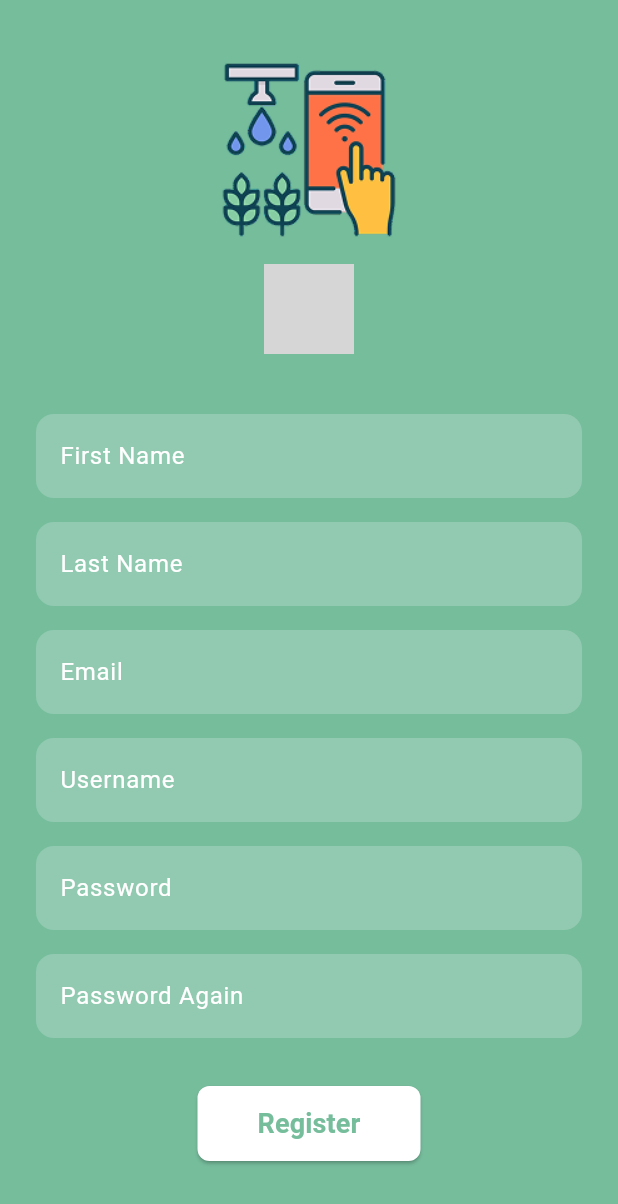
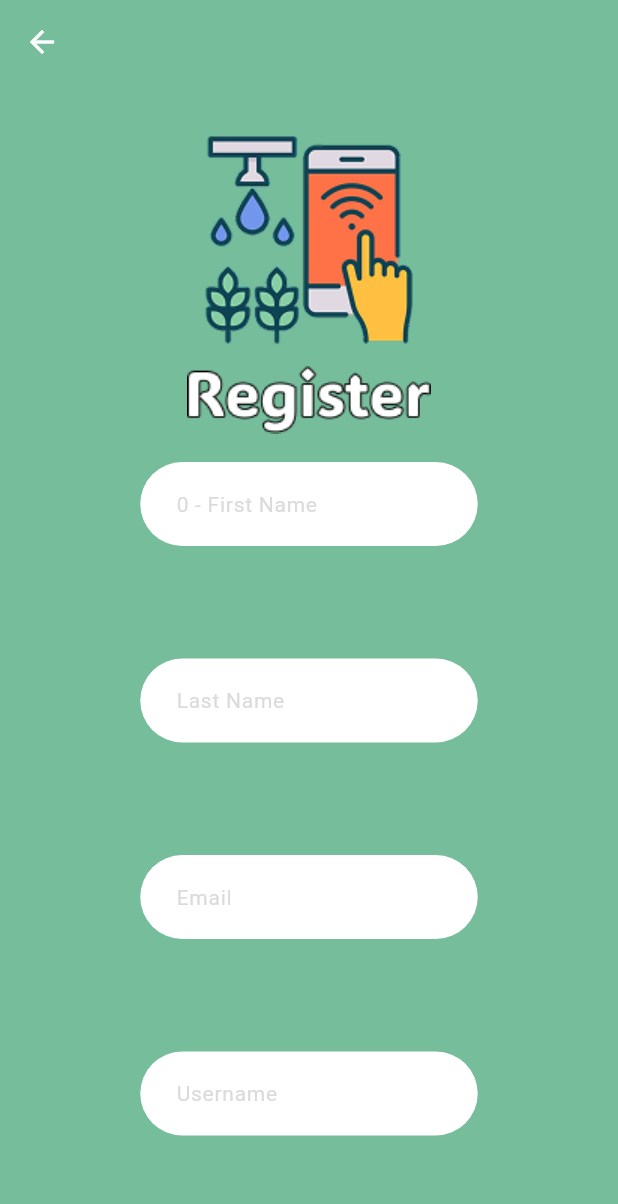
Before and after one commit to DongTrainDevL/flutter-IoT, a Flutter app: the CreatedAccountPage screen opened directly, on a phone screen of 412 x 824 dp. Shown: the top 1204 px of the screen. Run offline on Flutter 3.47's test engine with Material 3 defaults, Android fonts, the phone set to English and light mode, and no system bars; grey boxes are pictures that could not be loaded.

```diff
--- a/lib/Pages/CreateAccount.dart
+++ b/lib/Pages/CreateAccount.dart
@@ -5,49 +5,75 @@ class CreatedAccountPage extends StatelessWidget {
 
   @override
   Widget build(BuildContext context) {
+    final List<String> inputLabels = [
+      '0 - First Name',
+      'Last Name',
+      'Email',
+      'Username',
+      'Password',
+      'Password Again',
+    ];
+
     return Scaffold(
       backgroundColor: const Color(0xFF76BD9C),
+      appBar: AppBar(
+        backgroundColor: Colors.transparent,
+        elevation: 0,
+        leading: IconButton(
+          icon: const Icon(Icons.arrow_back, color: Colors.white),
+          onPressed: () => Navigator.pop(context),
+        ),
+      ),
       body: SafeArea(
+        child: Center(
           child: SingleChildScrollView(
-          padding: const EdgeInsets.symmetric(horizontal: 24.0, vertical: 16.0),
+            padding: EdgeInsets.only(
+              top: 16,
+              bottom: MediaQuery.of(context).viewInsets.bottom + 16,
+            ),
             child: Column(
-            crossAxisAlignment: CrossAxisAlignment.center,
+              mainAxisSize: MainAxisSize.min,
               children: [
-              const SizedBox(height: 24),
+                const SizedBox(height: 16),
 
-              // รูป Register.png
                 Image.asset(
                   'assets/icons/Register.png',
-                height: 120,
+                  width: 144,
+                  height: 144,
+                  fit: BoxFit.contain,
+                ),
+
+                const SizedBox(height: 12),
+
+                Image.asset(
+                  'assets/icons/registerlogotext.png',
+                  width: 266,
+                  height: 45,
+                  fit: BoxFit.contain,
                 ),
 
                 const SizedBox(height: 16),
 
-              // รูป Text.png
-              Image.asset(
-                'assets/icons/Register-text.png',
-                height: 60,
-              ),
+                // Input Fields
+                ...inputLabels.map((label) {
+                  return _buildTextField(
+                    label: label,
+                    obscureText: label.toLowerCase().contains('password'),
+                    keyboardType: label == 'Email' ? TextInputType.emailAddress : TextInputType.text,
+                  );
+                }).toList(),
 
-              const SizedBox(height: 32),
+                const SizedBox(height: 16),
 
-              // Input fields
-              _buildTextField(label: 'First Name'),
-              _buildTextField(label: 'Last Name'),
-              _buildTextField(label: 'Email', keyboardType: TextInputType.emailAddress),
-              _buildTextField(label: 'Username'),
-              _buildTextField(label: 'Password', obscureText: true),
-              _buildTextField(label: 'Password Again', obscureText: true),
-
-              const SizedBox(height: 24),
-
-              // Register button
-              ElevatedButton(
+                // Register Button
+                SizedBox(
+                  width: 149,
+                  height: 36,
+                  child: ElevatedButton(
                     style: ElevatedButton.styleFrom(
                       backgroundColor: Colors.white,
-                  padding: const EdgeInsets.symmetric(horizontal: 40, vertical: 12),
                       shape: RoundedRectangleBorder(
-                    borderRadius: BorderRadius.circular(8),
+                        borderRadius: BorderRadius.circular(60),
                       ),
                     ),
                     onPressed: () {
@@ -57,12 +83,16 @@ class CreatedAccountPage extends StatelessWidget {
                       'Register',
                       style: TextStyle(
                         color: Color(0xFF76BD9C),
-                    fontSize: 18,
+                        fontSize: 16,
                         fontWeight: FontWeight.bold,
                       ),
                     ),
                   ),
+                ),
+
+                const SizedBox(height: 16),
               ],
+            ),
           ),
         ),
       ),
@@ -75,21 +105,33 @@ class CreatedAccountPage extends StatelessWidget {
     TextInputType keyboardType = TextInputType.text,
   }) {
     return Padding(
-      padding: const EdgeInsets.symmetric(vertical: 8.0),
+      padding: const EdgeInsets.symmetric(vertical: 3.0), // รวมให้แน่นขึ้น
+      child: SizedBox(
+        width: 225,
+        height: 125,
         child: TextField(
           obscureText: obscureText,
           keyboardType: keyboardType,
           decoration: InputDecoration(
-          labelText: label,
-          labelStyle: const TextStyle(color: Color.fromARGB(255, 255, 255, 255)),
+            hintText: label,
+            hintStyle: const TextStyle(
+              color: Color(0xFFDBDBDB),
+              fontSize: 14,
+              fontWeight: FontWeight.normal,
+            ),
             filled: true,
-          fillColor: Colors.white.withOpacity(0.2),
+            fillColor: Colors.white,
             border: OutlineInputBorder(
-            borderRadius: BorderRadius.circular(12),
+              borderRadius: BorderRadius.circular(60),
               borderSide: BorderSide.none,
             ),
+            contentPadding: const EdgeInsets.symmetric(horizontal: 20, vertical: 16),
           ),
-        style: const TextStyle(color: Colors.white),
+          style: const TextStyle(
+            color: Colors.black87,
+            fontSize: 16,
+          ),
+        ),
       ),
     );
   }
--- a/lib/Pages/Dashboard.dart
+++ b/lib/Pages/Dashboard.dart
@@ -8,24 +8,41 @@ class Dashboard extends StatelessWidget {
   @override
   Widget build(BuildContext context) {
     return Scaffold(
+      // appBar: AppBar(
+      //   elevation: 0,
+      //   backgroundColor: Colors.transparent,
+      //   leading: Padding(
+      //     padding: const EdgeInsets.all(8.0),
+      //     child: GestureDetector(
+      //       onTap: () {
+      //         ScaffoldMessenger.of(context).showSnackBar(
+      //           const SnackBar(content: Text('Hamburger menu clicked')),
+      //         );
+      //       },
+      //       child: Image.asset(
+      //         'assets/icons/humberger.png',
+      //         fit: BoxFit.contain,
+      //       ),
+      //     )
+      //   ),
+      // ),
+
       appBar: AppBar(
-        elevation: 0,
-        backgroundColor: Colors.transparent,
-        leading: Padding(
-          padding: const EdgeInsets.all(8.0),
-          child: GestureDetector(
-            onTap: () {
-              ScaffoldMessenger.of(context).showSnackBar(
-                const SnackBar(content: Text('Hamburger menu clicked')),
-              );
-            },
-            child: Image.asset(
-              'assets/icons/log-login.png',
-              fit: BoxFit.contain,
-            ),
-          )
-        ),
-      ),
+              backgroundColor: Colors.transparent,  // ทำให้หัวโปร่งใส
+              elevation: 0,                         // ไม่ให้เงา
+              leading: IconButton(                  // นี่คือปุ่ม Back
+                icon: const Icon(Icons.arrow_back, color: Color.fromARGB(255, 5, 230, 50)),
+                onPressed: () {
+                  Navigator.pop(context);          // กลับไปหน้าเดิม
+                },
+              ),
+            // child: Image.asset(
+            //   'assets/icons/humberger.png',
+            //   fit: BoxFit.contain,
+            // ),
+          ),
+
+
       body: SafeArea(
         child: SingleChildScrollView(
           padding: const EdgeInsets.all(16),
```
Also changed, not shown: assets/icons/logosmartfarm.png (added), assets/icons/registerlogotext.png (added), flutter_01.png (added), 1 other file. Lines whose indentation alone changed are shown as unchanged.
